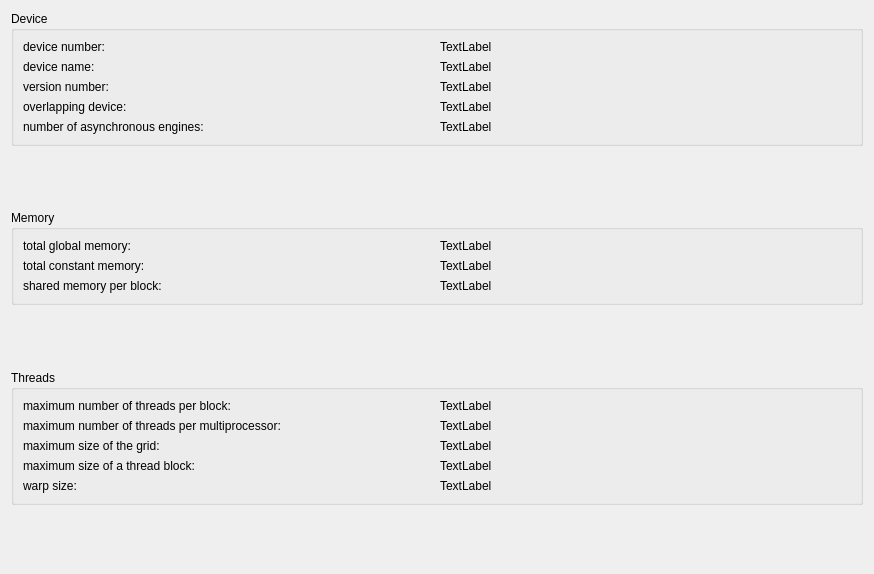
asdq/cudp, file deviceinfowidget.ui: the form before one commit.
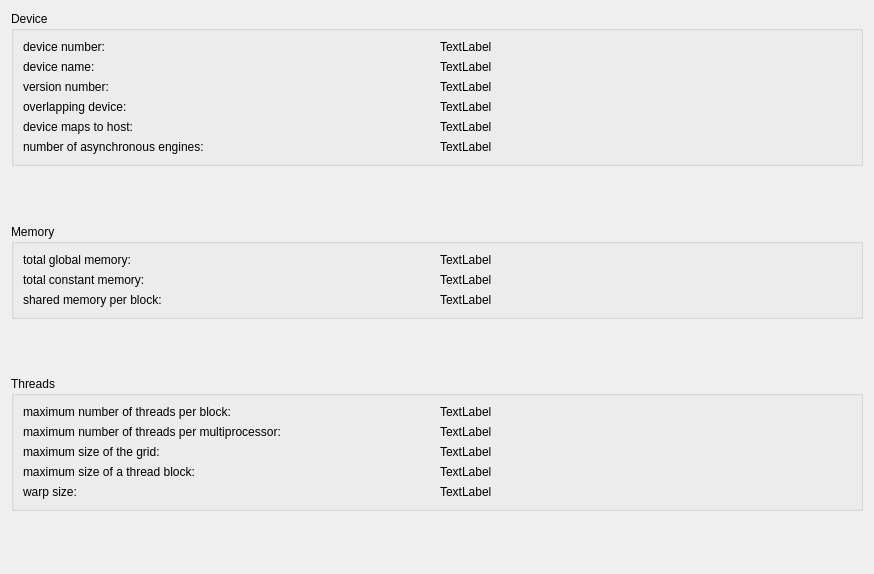
The form after the commit.

Commit message:
Added device properties.
Added many properties.
Added licence.

Diff of the .ui file:
```diff
--- a/deviceinfowidget.ui
+++ b/deviceinfowidget.ui
@@ -76,20 +76,34 @@
         </property>
        </widget>
       </item>
-      <item row="4" column="1">
+      <item row="5" column="1">
        <widget class="QLabel" name="deviceAsyncValue">
         <property name="text">
          <string>TextLabel</string>
         </property>
        </widget>
       </item>
-      <item row="4" column="0">
+      <item row="5" column="0">
        <widget class="QLabel" name="deviceAsyncLabel">
         <property name="text">
          <string>number of asynchronous engines:</string>
         </property>
        </widget>
       </item>
+      <item row="4" column="0">
+       <widget class="QLabel" name="deviceMapLabel">
+        <property name="text">
+         <string>device maps to host:</string>
+        </property>
+       </widget>
+      </item>
+      <item row="4" column="1">
+       <widget class="QLabel" name="deviceMapValue">
+        <property name="text">
+         <string>TextLabel</string>
+        </property>
+       </widget>
+      </item>
      </layout>
     </widget>
    </item>
```
Left out of the diff: 8 changed lines with no effect on the pictures. The commit also changes 3 other files.
